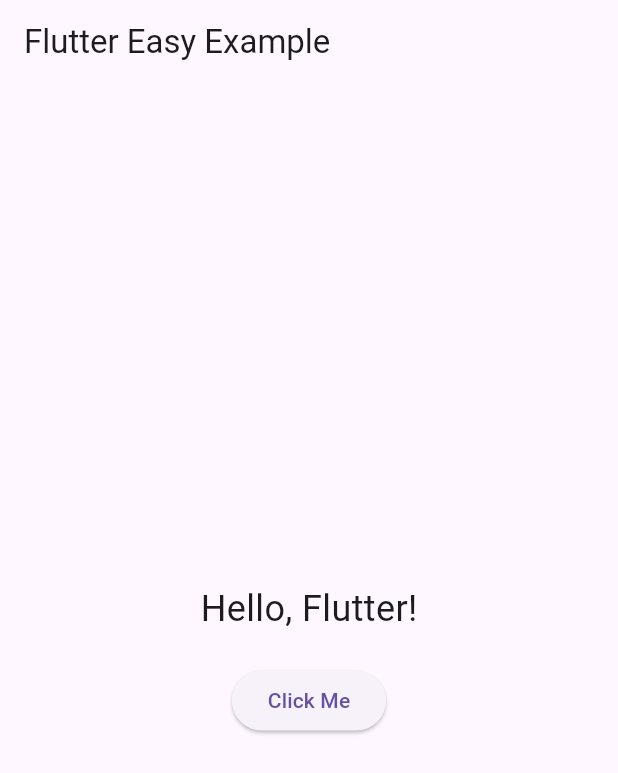
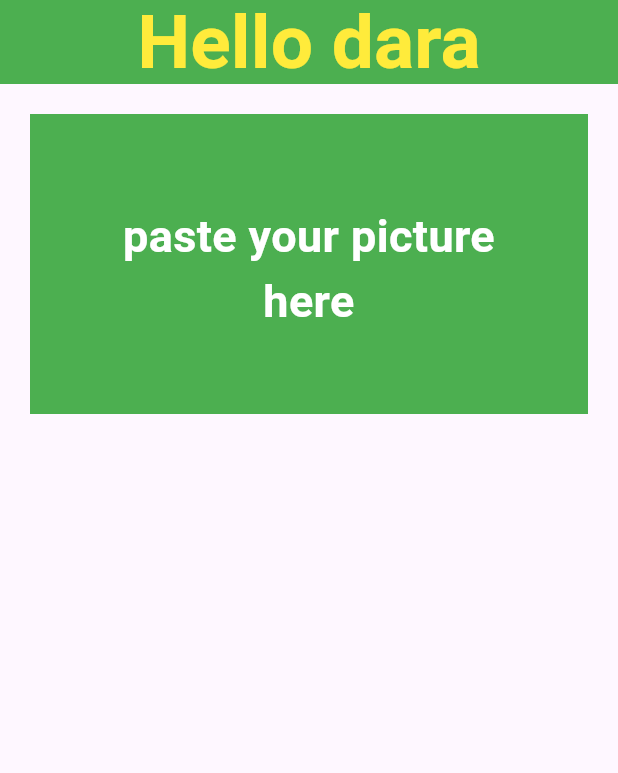
Before and after one commit to 640710505/l11, a Flutter app: the screen it shows after launch, on a phone screen of 412 x 824 dp. Shown: the top 773 px of the screen. Run offline on Flutter 3.47's test engine with Material 3 defaults, Android fonts, the phone set to English and light mode, and no system bars.

Commit message:
change code

```diff
--- a/lib/main.dart
+++ b/lib/main.dart
@@ -1,56 +1,51 @@
 import 'package:flutter/material.dart';
 
 void main() {
-  runApp(MyApp());
+  runApp(const MyApp());
 }
 
 class MyApp extends StatelessWidget {
+  const MyApp({super.key});
+
+  // This widget is the root of your application.
   @override
   Widget build(BuildContext context) {
     return MaterialApp(
-      home: Scaffold(
-        appBar: AppBar(
-          title: Text('Flutter Easy Example'),
+        title: 'Flutter Demo',
+        theme: ThemeData(
+          colorScheme: ColorScheme.fromSeed(seedColor: Colors.deepPurple),
+          useMaterial3: true,
         ),
-        body: Center(
-          child: MyCustomWidget(),
-        ),
-      ),
-    );
+        home: Scaffold(
+            appBar: AppBar(
+              centerTitle: true,
+              title: Text("Hello dara" , style: TextStyle(
+                  fontSize: 50,
+                  fontWeight: FontWeight.bold,
+                  color: Colors.yellow,
+                ),
+
+              ),
+              backgroundColor: Colors.green,
+
+
+            ),
+            body:Container(
+              height:200,
+              width:500,
+              color : Colors.green,
+              padding: const EdgeInsets.all(60),
+              margin: const EdgeInsets.all(20),
+              child: const Text(
+                "paste your picture here",
+                textAlign: TextAlign.center,
+                style: TextStyle(
+                  fontSize: 30,
+                  fontWeight: FontWeight.bold,
+                  color: Colors.white,
+                ),
+              ),
+            ),
+            ));
   }
 }
-
-class MyCustomWidget extends StatefulWidget {
-  @override
-  _MyCustomWidgetState createState() => _MyCustomWidgetState();
-}
-
-class _MyCustomWidgetState extends State<MyCustomWidget> {
-  String _displayText = 'Hello, Flutter!';
-
-  void _changeText() {
-    setState(() {
-      _displayText = _displayText == 'Hello, Flutter!'
-          ? 'success test click_ver2'
-          : 'Hello, Flutter!';
-    });
-  }
-
-  @override
-  Widget build(BuildContext context) {
-    return Column(
-      mainAxisAlignment: MainAxisAlignment.center,
-      children: [
-        Text(
-          _displayText,
-          style: TextStyle(fontSize: 24),
-        ),
-        SizedBox(height: 20),
-        ElevatedButton(
-          onPressed: _changeText,
-          child: Text('Click Me'),
-        ),
-      ],
-    );
-  }
-}
```
Also changed, not shown: lib/homepage.dart (added, +33 -0 lines).
